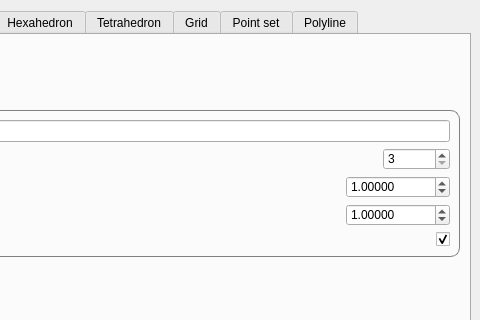
Old version of the form Polyhedron/demo/Polyhedron/Plugins/PCA/Basic_generator_widget.ui in the repository CGAL/cgal; both pictures show x 245 to 725 and y 0 to 320 of the 725 by 440 pixel window.
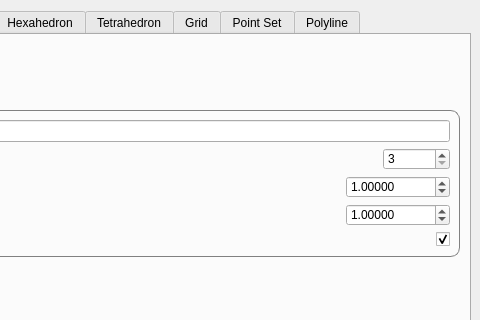
New version of the form. Icons and pictures are not drawn.

Commit message: Capitalize submenus and tabs

```diff
--- a/Polyhedron/demo/Polyhedron/Plugins/PCA/Basic_generator_widget.ui
+++ b/Polyhedron/demo/Polyhedron/Plugins/PCA/Basic_generator_widget.ui
@@ -1052,7 +1052,7 @@
       </widget>
       <widget class="QWidget" name="pointTab">
        <attribute name="title">
-        <string>Point set</string>
+        <string>Point Set</string>
        </attribute>
        <layout class="QVBoxLayout" name="verticalLayout_5">
         <item>
```
The commit also changes 1 other file.
